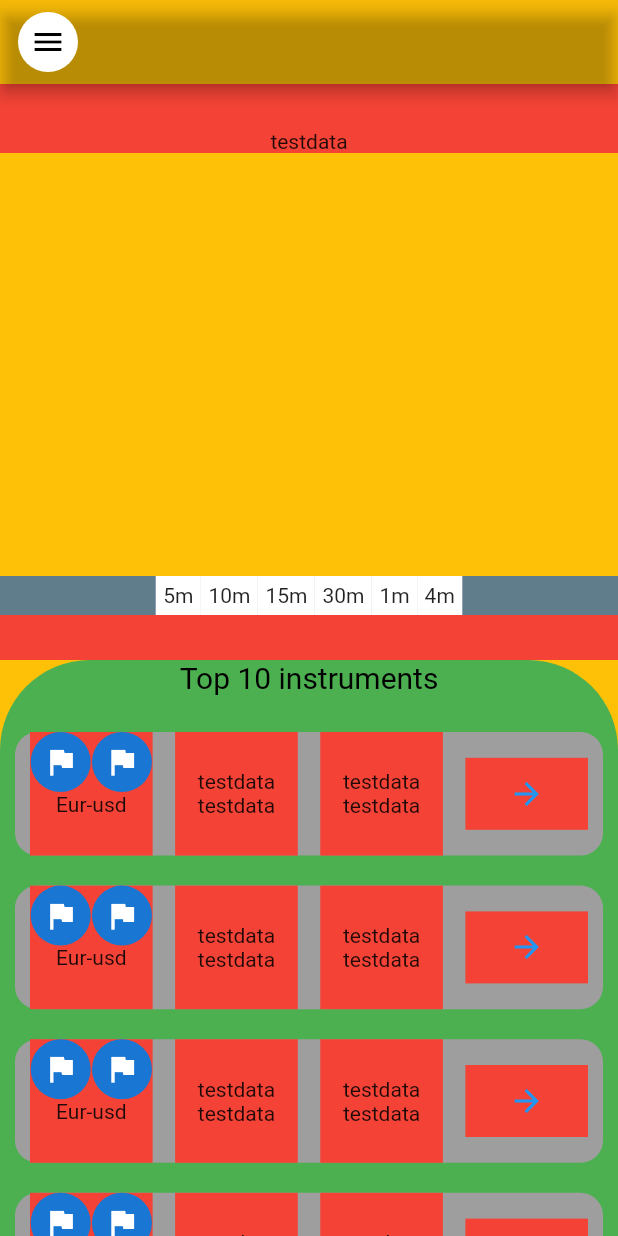
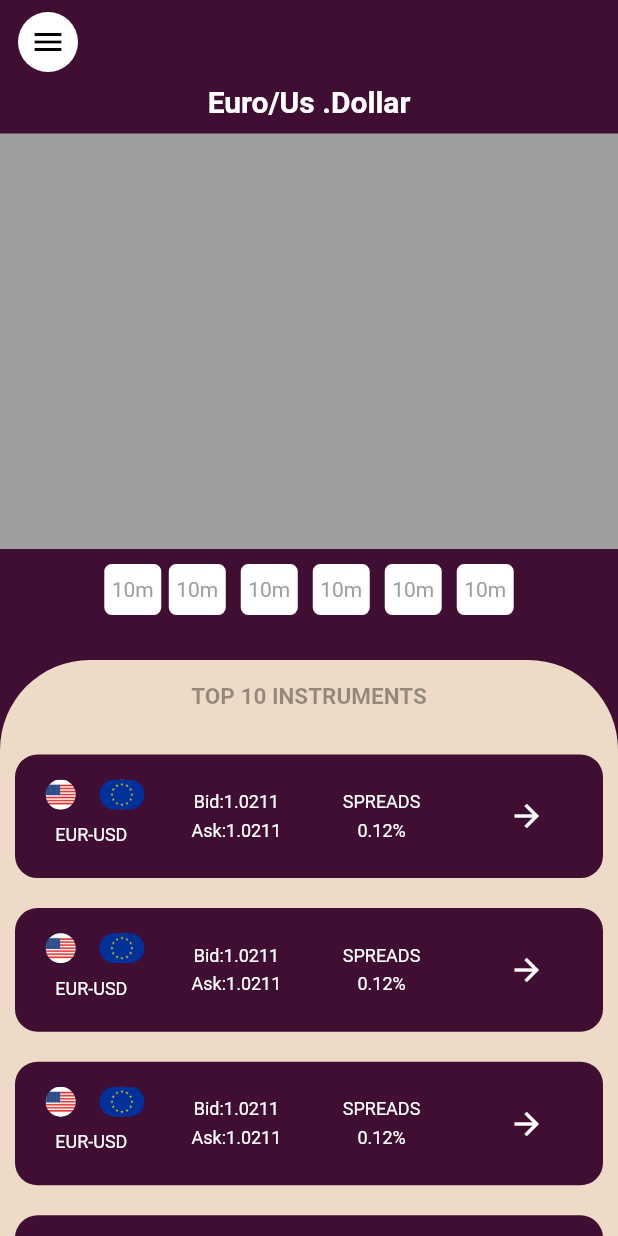
Before and after one commit to cholanuchkorn123/chart_forex_app, a Flutter app: the screen it shows after launch, on a phone screen of 412 x 824 dp. Run offline on Flutter 3.47's test engine with Material 2 defaults, Android fonts, the phone set to English and light mode, and no system bars.

Commit message:
update ui

```diff
--- a/lib/src/ui/screen/Homepage.dart
+++ b/lib/src/ui/screen/Homepage.dart
@@ -11,11 +11,13 @@ class Homepage extends StatefulWidget {
 }
 
 class _HomepageState extends State<Homepage> {
+  int showborder = 0;
   @override
   Widget build(BuildContext context) {
     return Scaffold(
-      backgroundColor: Colors.amber,
-      appBar: AppBar(backgroundColor: Colors.transparent, actions: [
+      backgroundColor: Color(0xff400E32),
+      appBar:
+          AppBar(elevation: 0, backgroundColor: Color(0xff400E32), actions: [
         TextButton(
             onPressed: () {},
             child: CircleAvatar(
@@ -36,48 +38,101 @@ class _HomepageState extends State<Homepage> {
       children: [
         Expanded(
             child: Container(
-          padding: EdgeInsets.symmetric(vertical: 30),
-          color: Colors.red,
+          padding: EdgeInsets.only(bottom: 30),
+          color: Color(0xff400E32),
           child: Column(children: [
-            Text('testdata'),
-            Expanded(
-                flex: 2,
-                child: Container(
-                  color: Colors.amber,
-                )),
+            Text(
+              'Euro/Us .Dollar',
+              style: TextStyle(
+                  color: Colors.white,
+                  fontSize: 20,
+                  fontWeight: FontWeight.w600),
+            ),
+            SizedBox(
+              height: 10,
+            ),
+            Expanded(flex: 2, child: Container(color: Colors.grey)),
+            SizedBox(
+              height: 10,
+            ),
             Container(
-              color: Colors.blueGrey,
+              width: MediaQuery.of(context).size.width * 0.75,
               child:
                   Row(mainAxisAlignment: MainAxisAlignment.center, children: [
-                Container(
-                  color: Colors.white,
-                  padding: EdgeInsets.all(5),
-                  child: Text('5m'),
+                Buttontime(
+                  showborder: showborder,
+                  numberindex: 1,
+                  word: '10m',
+                  onpress: () {
+                    setState(() {
+                      showborder = 1;
+                    });
+                  },
                 ),
-                Container(
-                  color: Colors.white,
-                  padding: EdgeInsets.all(5),
-                  child: Text('10m'),
+                SizedBox(
+                  width: 5,
                 ),
-                Container(
-                  color: Colors.white,
-                  padding: EdgeInsets.all(5),
-                  child: Text('15m'),
+                Buttontime(
+                  showborder: showborder,
+                  numberindex: 2,
+                  word: '10m',
+                  onpress: () {
+                    setState(() {
+                      showborder = 2;
+                    });
+                  },
                 ),
-                Container(
-                  color: Colors.white,
-                  padding: EdgeInsets.all(5),
-                  child: Text('30m'),
+                SizedBox(
+                  width: 10,
                 ),
-                Container(
-                  color: Colors.white,
-                  padding: EdgeInsets.all(5),
-                  child: Text('1m'),
+                Buttontime(
+                  showborder: showborder,
+                  numberindex: 3,
+                  word: '10m',
+                  onpress: () {
+                    setState(() {
+                      showborder = 3;
+                    });
+                  },
                 ),
-                Container(
-                  color: Colors.white,
-                  padding: EdgeInsets.all(5),
-                  child: Text('4m'),
+                SizedBox(
+                  width: 10,
+                ),
+                Buttontime(
+                  showborder: showborder,
+                  numberindex: 4,
+                  word: '10m',
+                  onpress: () {
+                    setState(() {
+                      showborder = 4;
+                    });
+                  },
+                ),
+                SizedBox(
+                  width: 10,
+                ),
+                Buttontime(
+                  showborder: showborder,
+                  numberindex: 5,
+                  word: '10m',
+                  onpress: () {
+                    setState(() {
+                      showborder = 5;
+                    });
+                  },
+                ),
+                SizedBox(
+                  width: 10,
+                ),
+                Buttontime(
+                  showborder: showborder,
+                  numberindex: 6,
+                  word: '10m',
+                  onpress: () {
+                    setState(() {
+                      showborder = 6;
+                    });
+                  },
                 ),
               ]),
             )
@@ -86,23 +141,36 @@ class _HomepageState extends State<Homepage> {
         Expanded(
             child: Container(
           decoration: BoxDecoration(
-              color: Colors.green,
+              color: Color(0xffEDDBC7),
               borderRadius: BorderRadius.only(
                   topLeft: Radius.circular(60), topRight: Radius.circular(60))),
           child:
               Column(crossAxisAlignment: CrossAxisAlignment.center, children: [
+            SizedBox(
+              height: 15,
+            ),
             Text(
-              'Top 10 instruments',
-              style: TextStyle(color: Colors.black, fontSize: 20),
+              'Top 10 instruments'.toUpperCase(),
+              style: TextStyle(
+                  color: Colors.black38,
+                  fontSize: 15,
+                  fontWeight: FontWeight.w600),
             ),
             SizedBox(
-              height: 15,
+              height: 20,
             ),
             Expanded(
               child: ListView.builder(
                   itemCount: 10,
                   itemBuilder: (context, index) {
-                    return Container(
+                    return GestureDetector(
+                      onTap: () {
+                        Navigator.push(
+                            context,
+                            MaterialPageRoute(
+                                builder: (context) => Detialscreen()));
+                      },
+                      child: Container(
                         margin:
                             EdgeInsets.symmetric(vertical: 10, horizontal: 10),
                         width: MediaQuery.of(context).size.width * 0.7,
@@ -111,29 +179,54 @@ class _HomepageState extends State<Homepage> {
                           horizontal: 10,
                         ),
                         decoration: BoxDecoration(
-                          color: Colors.grey,
+                            color: Color(0xff400E32),
                             borderRadius: BorderRadius.circular(15)),
                         child: Row(
                           children: [
                             Expanded(
                               child: Container(
-                              color: Colors.red,
-                              child: Column(children: [
+                                child: Column(
+                                    mainAxisAlignment: MainAxisAlignment.center,
+                                    children: [
                                       Row(
                                         children: [
                                           Expanded(
                                             child: CircleAvatar(
-                                        child: Icon(Icons.flag),
+                                              radius: 10,
+                                              child: ClipRRect(
+                                                borderRadius:
+                                                    BorderRadius.circular(50),
+                                                child: Image(
+                                                    image: AssetImage(
+                                                        'assets/images/usflagtst.jpg')),
+                                              ),
                                             ),
                                           ),
                                           Expanded(
                                             child: CircleAvatar(
-                                        child: Icon(Icons.flag),
+                                              radius: 10,
+                                              child: ClipRRect(
+                                                borderRadius:
+                                                    BorderRadius.circular(50),
+                                                child: Image(
+                                                    image: AssetImage(
+                                                        'assets/images/eurflagtest.png')),
+                                              ),
                                             ),
                                           ),
                                         ],
                                       ),
-                                Text('Eur-usd')
+                                      SizedBox(
+                                        height: 10,
+                                      ),
+                                      Text(
+                                        'Eur-usd'.toUpperCase(),
+                                        style: TextStyle(
+                                            fontSize: 12, color: Colors.white),
+                                      ),
+                                      SizedBox(
+                                        height: 5,
+                                      )
                                     ]),
                               ),
                             ),
@@ -142,12 +235,22 @@ class _HomepageState extends State<Homepage> {
                             ),
                             Expanded(
                               child: Container(
-                              color: Colors.red,
                                 child: Column(
                                     mainAxisAlignment: MainAxisAlignment.center,
                                     children: [
-                                    Text('testdata'),
-                                    Text('testdata')
+                                      Text(
+                                        'Bid:1.0211',
+                                        style: TextStyle(
+                                            color: Colors.white, fontSize: 12),
+                                      ),
+                                      SizedBox(
+                                        height: 5,
+                                      ),
+                                      Text(
+                                        'Ask:1.0211',
+                                        style: TextStyle(
+                                            color: Colors.white, fontSize: 12),
+                                      )
                                     ]),
                               ),
                             ),
@@ -156,12 +259,22 @@ class _HomepageState extends State<Homepage> {
                             ),
                             Expanded(
                               child: Container(
-                              color: Colors.red,
                                 child: Column(
                                     mainAxisAlignment: MainAxisAlignment.center,
                                     children: [
-                                    Text('testdata'),
-                                    Text('testdata')
+                                      Text(
+                                        'spreads'.toUpperCase(),
+                                        style: TextStyle(
+                                            color: Colors.white, fontSize: 12),
+                                      ),
+                                      SizedBox(
+                                        height: 5,
+                                      ),
+                                      Text(
+                                        '0.12%',
+                                        style: TextStyle(
+                                            color: Colors.white, fontSize: 12),
+                                      )
                                     ]),
                               ),
                             ),
@@ -170,7 +283,6 @@ class _HomepageState extends State<Homepage> {
                             ),
                             Expanded(
                               child: Container(
-                              color: Colors.red,
                                 child: TextButton(
                                   onPressed: () {
                                     Navigator.push(
@@ -179,11 +291,15 @@ class _HomepageState extends State<Homepage> {
                                             builder: (context) =>
                                                 Detialscreen()));
                                   },
-                                child: Icon(Icons.arrow_forward),
+                                  child: Icon(
+                                    Icons.arrow_forward,
+                                    color: Colors.white,
+                                  ),
                                 ),
                               ),
                             ),
                           ],
+                        ),
                       ),
                     );
                   }),
@@ -194,3 +310,36 @@ class _HomepageState extends State<Homepage> {
     );
   }
 }
+
+class Buttontime extends StatelessWidget {
+  Buttontime(
+      {required this.word,
+      this.onpress,
+      required this.numberindex,
+      required this.showborder});
+  final String word;
+  final int numberindex;
+  final VoidCallback? onpress;
+  final int showborder;
+  @override
+  Widget build(BuildContext context) {
+    return GestureDetector(
+      onTap: onpress,
+      child: Container(
+        decoration: BoxDecoration(
+          border: Border.all(width: 2, color: Colors.white),
+          color: numberindex == showborder ? Color(0xff400E32) : Colors.white,
+          borderRadius: BorderRadius.circular(5),
+        ),
+        padding: EdgeInsets.symmetric(horizontal: 3, vertical: 7),
+        child: Text(
+          word,
+          style: TextStyle(
+              color: numberindex == showborder
+                  ? Colors.white
+                  : Colors.grey.shade500),
+        ),
+      ),
+    );
+  }
+}
--- a/lib/src/ui/screen/detial.dart
+++ b/lib/src/ui/screen/detial.dart
@@ -15,7 +15,7 @@ class _DetialscreenState extends State<Detialscreen> {
     return Scaffold(
       appBar: AppBar(
         backgroundColor: Colors.transparent,
-        actions: [TextButton(onPressed: () {}, child: Icon(Icons.arrow_back))],
+        actions: [],
         title: Text('Usd-Thb'),
       ),
       body: _buildbody(context),
```
Also changed, not shown: pubspec.yaml (+4 -8 lines), assets/images/eurflagtest.png (added), assets/images/usflagtst.jpg (added). Lines whose indentation alone changed are shown as unchanged.
